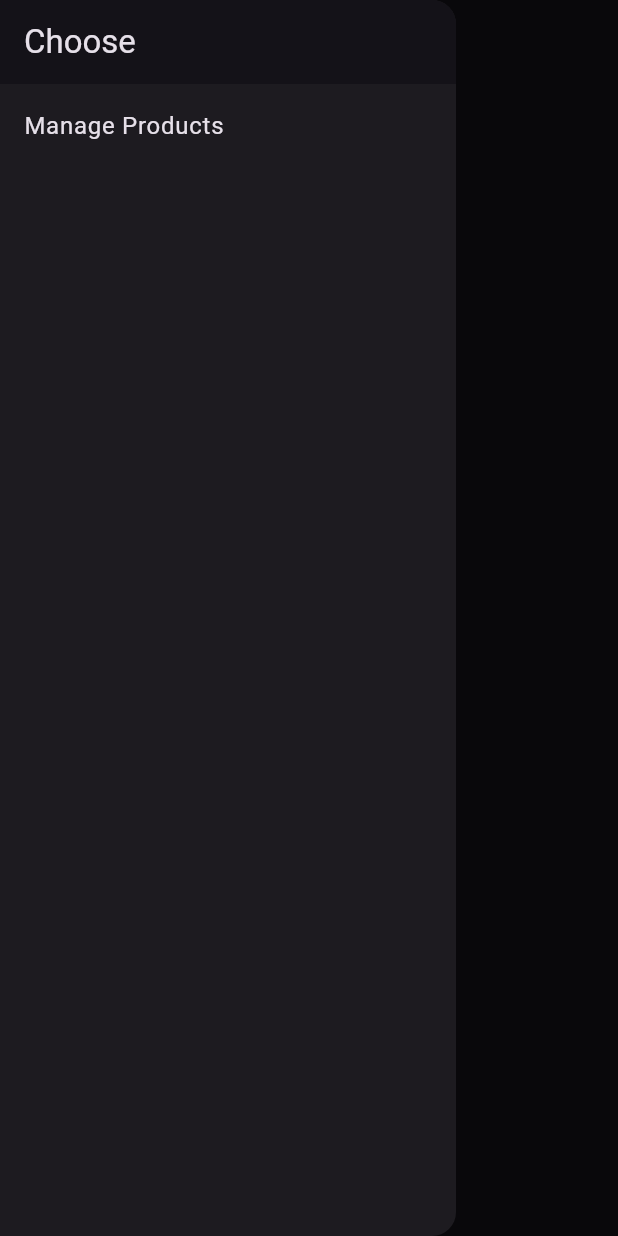
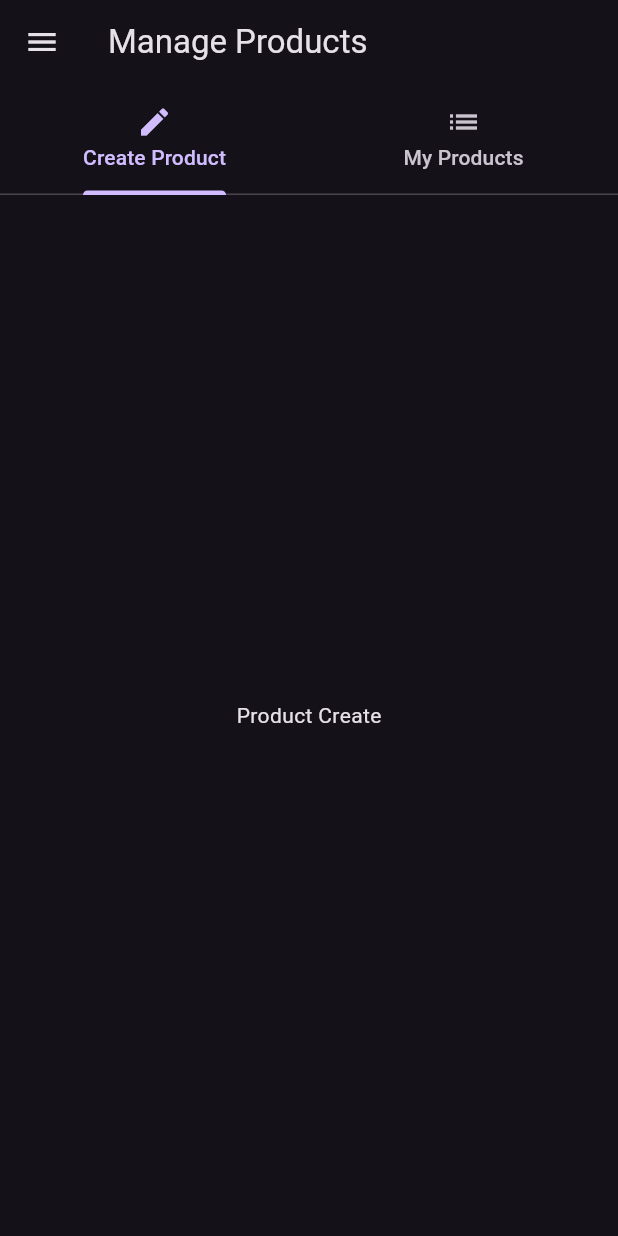
Before and after one commit to Ryanhustler420/first_app, a Flutter app: the HomePage screen opened directly, in the side drawer, after a tap on "Manage Products", on a phone screen of 412 x 824 dp. Run offline on Flutter 3.47's test engine with Material 3 defaults, Android fonts, the phone set to English and light mode, and no system bars.

Commit message:
added tabs and pages

```diff
--- /dev/null
+++ b/lib/pages/admin.dart
@@ -0,0 +1,57 @@
+import 'package:first_app/pages/product_create.dart';
+import 'package:first_app/pages/product_list.dart';
+import 'package:flutter/material.dart';
+import 'package:first_app/pages/home.dart';
+
+class AdminPage extends StatelessWidget {
+  const AdminPage({super.key});
+
+  @override
+  Widget build(BuildContext context) {
+    return DefaultTabController(
+      length: 2,
+      child: Scaffold(
+        drawer: Drawer(
+          child: Column(
+            children: <Widget>[
+              AppBar(
+                automaticallyImplyLeading: false,
+                title: const Text("Choose"),
+              ),
+              ListTile(
+                title: const Text("All Products"),
+                onTap: () {
+                  Navigator.pushReplacement(context,
+                      MaterialPageRoute(builder: (BuildContext context) {
+                    return const HomePage();
+                  }));
+                },
+              )
+            ],
+          ),
+        ),
+        appBar: AppBar(
+          title: const Text("Manage Products"),
+          bottom: const TabBar(
+            tabs: <Widget>[
+              Tab(
+                icon: Icon(Icons.create),
+                text: 'Create Product',
+              ),
+              Tab(
+                icon: Icon(Icons.list),
+                text: 'My Products',
+              ),
+            ],
+          ),
+        ),
+        body: const TabBarView(
+          children: <Widget>[
+            ProductCreatePage(),
+            ProductListPage(),
+          ],
+        ),
+      ),
+    );
+  }
+}
--- a/lib/pages/home.dart
+++ b/lib/pages/home.dart
@@ -1,4 +1,5 @@
 import 'package:flutter/material.dart';
+import 'package:first_app/pages/admin.dart';
 import 'package:first_app/product_manager.dart';
 
 class HomePage extends StatelessWidget {
@@ -16,7 +17,12 @@ class HomePage extends StatelessWidget {
               ),
               ListTile(
                 title: const Text("Manage Products"),
-                onTap: () {},
+                onTap: () {
+                  Navigator.pushReplacement(context,
+                      MaterialPageRoute(builder: (BuildContext context) {
+                    return AdminPage();
+                  }));
+                },
               )
             ],
           ),
--- /dev/null
+++ b/lib/pages/product_create.dart
@@ -0,0 +1,10 @@
+import 'package:flutter/material.dart';
+
+class ProductCreatePage extends StatelessWidget {
+  const ProductCreatePage({super.key});
+
+  @override
+  Widget build(BuildContext context) {
+    return const Center(child: Text("Product Create"),);
+  }
+}
--- /dev/null
+++ b/lib/pages/product_list.dart
@@ -0,0 +1,10 @@
+import 'package:flutter/material.dart';
+
+class ProductListPage extends StatelessWidget {
+  const ProductListPage({super.key});
+
+  @override
+  Widget build(BuildContext context) {
+    return const Center(child: Text("Product List"),);
+  }
+}
```
